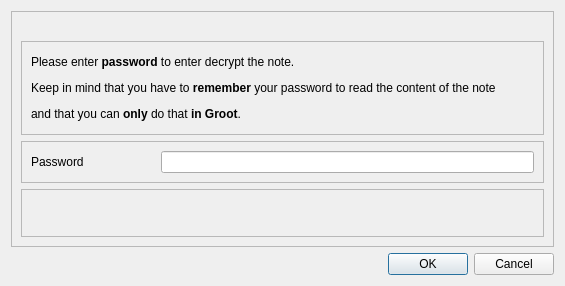
Qt form Application/GUIs/UI_files/verifyPasswordDialog.ui (sarvagyab/Groot) before a commit.
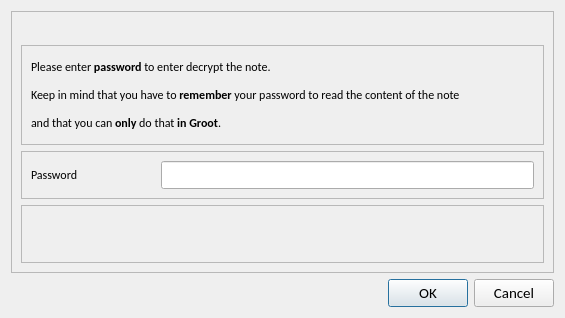
The same form after that commit.

```diff
--- a/Application/GUIs/UI_files/verifyPasswordDialog.ui
+++ b/Application/GUIs/UI_files/verifyPasswordDialog.ui
@@ -7,30 +7,29 @@
     <x>0</x>
     <y>0</y>
     <width>565</width>
-    <height>286</height>
+    <height>318</height>
    </rect>
   </property>
   <property name="sizePolicy">
-   <sizepolicy hsizetype="Preferred" vsizetype="Preferred">
+   <sizepolicy hsizetype="Minimum" vsizetype="Maximum">
     <horstretch>0</horstretch>
     <verstretch>0</verstretch>
    </sizepolicy>
   </property>
+  <property name="font">
+   <font>
+    <family>Calibri</family>
+    <pointsize>11</pointsize>
+   </font>
+  </property>
   <property name="focusPolicy">
    <enum>Qt::NoFocus</enum>
   </property>
   <property name="windowTitle">
    <string>Please enter your password</string>
   </property>
-  <layout class="QGridLayout" name="gridLayout">
-   <item row="2" column="0">
-    <widget class="QDialogButtonBox" name="buttonBox">
-     <property name="standardButtons">
-      <set>QDialogButtonBox::Cancel|QDialogButtonBox::Ok</set>
-     </property>
-    </widget>
-   </item>
-   <item row="0" column="0">
+  <layout class="QVBoxLayout" name="verticalLayout_3">
+   <item>
     <widget class="QFrame" name="mainFrame">
      <property name="frameShape">
       <enum>QFrame::StyledPanel</enum>
@@ -41,6 +40,12 @@
      <layout class="QVBoxLayout" name="verticalLayout">
       <item>
        <widget class="QLabel" name="title">
+        <property name="sizePolicy">
+         <sizepolicy hsizetype="Preferred" vsizetype="Preferred">
+          <horstretch>0</horstretch>
+          <verstretch>0</verstretch>
+         </sizepolicy>
+        </property>
         <property name="text">
          <string/>
         </property>
@@ -69,6 +74,15 @@
              <verstretch>0</verstretch>
             </sizepolicy>
            </property>
+           <property name="font">
+            <font>
+             <family>Calibri</family>
+             <pointsize>9</pointsize>
+            </font>
+           </property>
+           <property name="frameShape">
+            <enum>QFrame::NoFrame</enum>
+           </property>
            <property name="text">
             <string>&lt;html&gt;&lt;head/&gt;&lt;body&gt;&lt;p&gt;Please enter &lt;span style=&quot; font-weight:600;&quot;&gt;password &lt;/span&gt;to enter decrypt the note.&lt;/p&gt;&lt;p&gt;Keep in mind that you have to &lt;span style=&quot; font-weight:600;&quot;&gt;remember &lt;/span&gt;your password to read the content of the note&lt;/p&gt;&lt;p&gt;and that you can &lt;span style=&quot; font-weight:600;&quot;&gt;only&lt;/span&gt; do that &lt;span style=&quot; font-weight:600;&quot;&gt;in Groot&lt;/span&gt;.&lt;/p&gt;&lt;/body&gt;&lt;/html&gt;</string>
            </property>
@@ -161,7 +175,7 @@
          <item>
           <widget class="QLabel" name="Errortext">
            <property name="sizePolicy">
-            <sizepolicy hsizetype="Preferred" vsizetype="Maximum">
+            <sizepolicy hsizetype="Preferred" vsizetype="Preferred">
              <horstretch>0</horstretch>
              <verstretch>0</verstretch>
             </sizepolicy>
@@ -177,6 +191,13 @@
      </layout>
     </widget>
    </item>
+   <item>
+    <widget class="QDialogButtonBox" name="buttonBox">
+     <property name="standardButtons">
+      <set>QDialogButtonBox::Cancel|QDialogButtonBox::Ok</set>
+     </property>
+    </widget>
+   </item>
   </layout>
  </widget>
  <tabstops>
```
Left out of the diff: 2 changed lines with no effect on the pictures.
